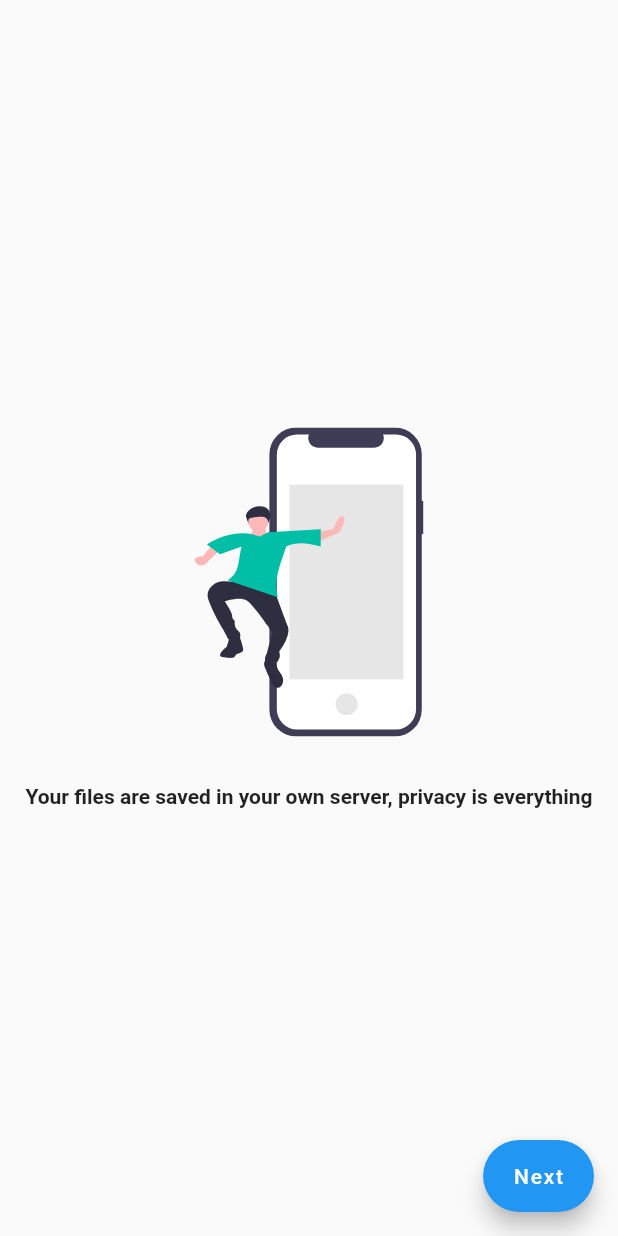
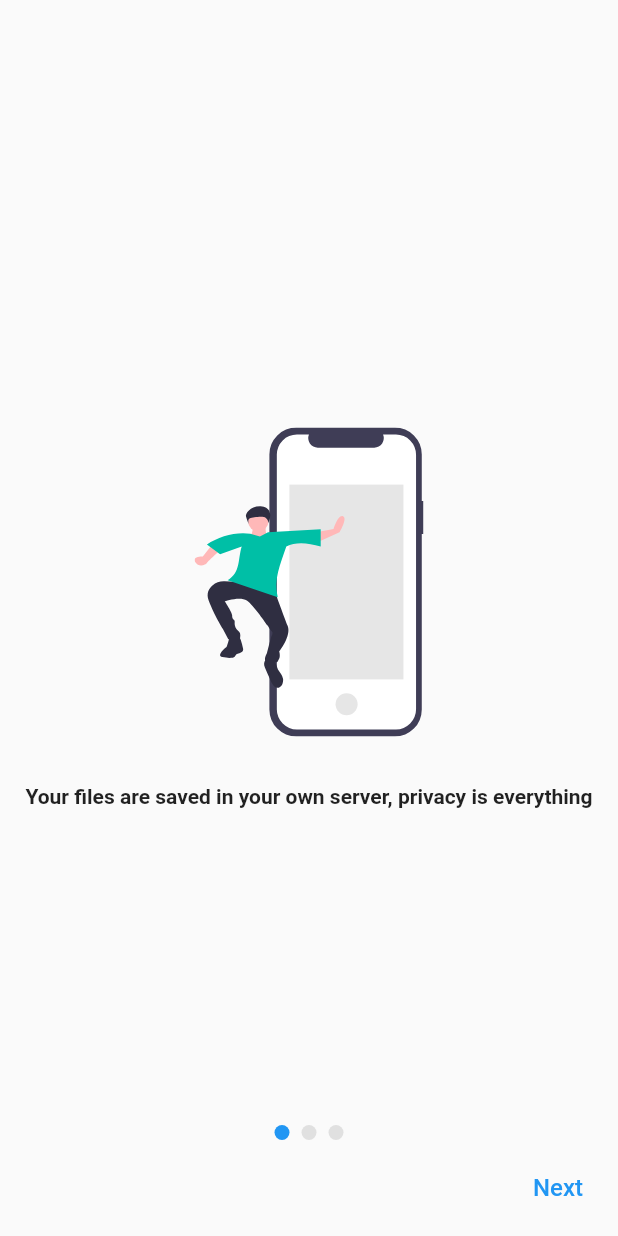
Before and after one commit to leopi99/photoSync_app, a Flutter app: the screen it shows after launch, on a phone screen of 412 x 824 dp. Run offline on Flutter 3.47's test engine with Material 2 defaults, Android fonts, the light colour scheme and no system bars; our stand-ins replace cached_network_image, dio, flutter_feather_icons, flutter_svg, rxdart; missing offline and left inert: flutter_statusbarcolor_ns, storage_wrapper; accounts and stored records are empty.

Commit message:
Some changes to the onBoarding page

```diff
--- a/lib/screens/on_boarding_page/on_boarding_page.dart
+++ b/lib/screens/on_boarding_page/on_boarding_page.dart
@@ -3,6 +3,7 @@ import 'package:flutter_svg/flutter_svg.dart';
 import 'package:photo_sync/bloc/app_bloc.dart';
 import 'package:photo_sync/constants/assets_path.dart';
 import 'package:photo_sync/global/methods.dart';
+import 'package:photo_sync/inherited_widgets/appearance_bloc_inherited.dart';
 import 'package:photo_sync/models/on_boarding_info.dart';
 import 'package:photo_sync/util/enums/shared_type.dart';
 import 'package:photo_sync/util/shared_manager.dart';
@@ -50,7 +51,9 @@ class _OnBoardingPageState extends State<OnBoardingPage> {
   @override
   Widget build(BuildContext context) {
     return Scaffold(
-      body: PageView.builder(
+      body: Stack(
+        children: [
+          PageView.builder(
             onPageChanged: (value) => setState(() {
               currentPage = value;
             }),
@@ -64,20 +67,79 @@ class _OnBoardingPageState extends State<OnBoardingPage> {
               );
             },
           ),
-      floatingActionButton: currentPage < pages.length - 1
-          ? FloatingActionButton.extended(
+          Align(
+            alignment: AlignmentDirectional.bottomCenter,
+            child: Padding(
+              padding: EdgeInsets.only(bottom: 64),
+              child: Row(
+                mainAxisSize: MainAxisSize.min,
+                children: List.generate(
+                    pages.length, (index) => _buildStepper(index)),
+              ),
+            ),
+          ),
+          Align(
+            alignment: AlignmentDirectional.bottomEnd,
+            child: Padding(
+              padding: EdgeInsets.only(bottom: 8, right: 8),
+              child: currentPage < pages.length - 1
+                  ? TextButton(
                       onPressed: () {
                         _pageController.animateToPage(currentPage + 1,
                             duration: Duration(milliseconds: 250),
                             curve: Curves.easeInBack);
                         //If the current page is the last, will update the ui to show the close button
-                if (currentPage == pages.length - 1) setState(() {});
+                        // if (currentPage == pages.length - 1)
+                        setState(() {});
                       },
-              label: Text('Next'),
+                      child: Text(
+                        'Next',
+                        style: TextStyle(fontSize: 16),
+                      ),
                     )
-          : FloatingActionButton.extended(
+                  : TextButton(
                       onPressed: _goToHomepage,
-              label: Text('Close'),
+                      child: Text(
+                        'Close',
+                        style: TextStyle(fontSize: 16),
+                      ),
+                    ),
+            ),
+          ),
+        ],
+      ),
+      // floatingActionButton: currentPage < pages.length - 1
+      //     ? FloatingActionButton.extended(
+      //         onPressed: () {
+      //           _pageController.animateToPage(currentPage + 1,
+      //               duration: Duration(milliseconds: 250),
+      //               curve: Curves.easeInBack);
+      //           //If the current page is the last, will update the ui to show the close button
+      //           // if (currentPage == pages.length - 1)
+      //           setState(() {});
+      //         },
+      //         label: Text('Next'),
+      //       )
+      //     : FloatingActionButton.extended(
+      //         onPressed: _goToHomepage,
+      //         label: Text('Close'),
+      //       ),
+    );
+  }
+
+  Widget _buildStepper(int index) {
+    return Container(
+      height: 10,
+      width: 10,
+      margin: EdgeInsets.symmetric(horizontal: 4),
+      decoration: BoxDecoration(
+        color: currentPage == index
+            ? AppearanceBlocInherited.of(context)
+                .appearance
+                .currentThemeData
+                .accentColor
+            : Colors.grey[300],
+        shape: BoxShape.circle,
       ),
     );
   }
```
Lines whose indentation alone changed are shown as unchanged.
